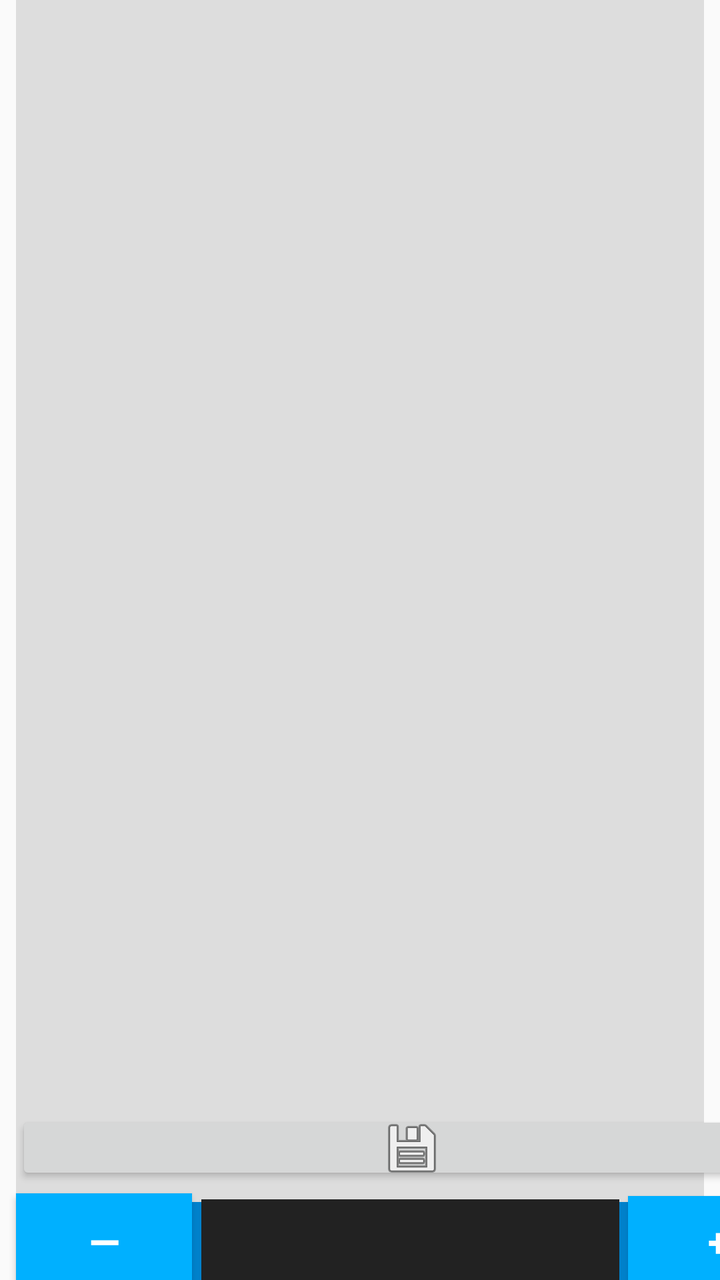
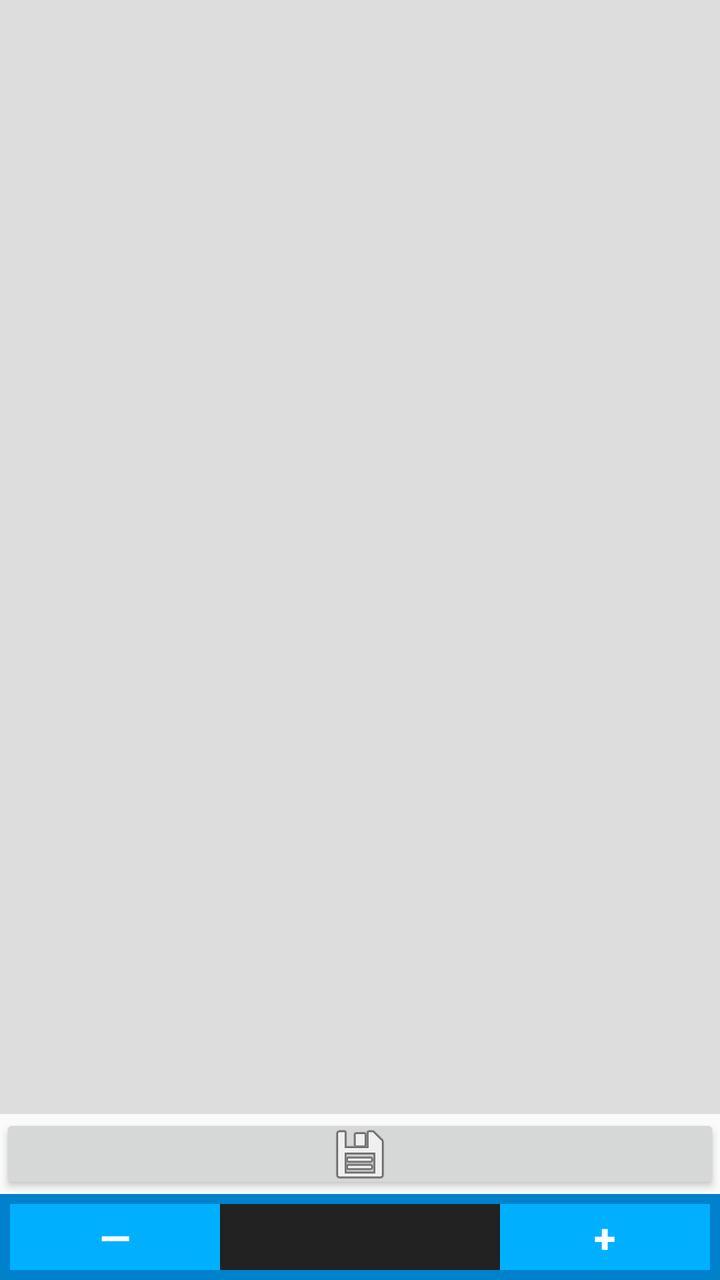

Before-and-after screenshots of an Android layout around one commit, followed by the original layout XML and the change that was made.
<!-- AndroidManifest.xml: application theme AppTheme -->
<!-- res/layout/fragment_give.xml -->
<?xml version="1.0" encoding="utf-8"?>
<androidx.constraintlayout.widget.ConstraintLayout xmlns:android="http://schemas.android.com/apk/res/android"
    xmlns:app="http://schemas.android.com/apk/res-auto"
    xmlns:tools="http://schemas.android.com/tools"
    android:id="@+id/donation_fragment"
    android:layout_width="match_parent"
    android:layout_height="match_parent"
    android:orientation="vertical">

    <androidx.recyclerview.widget.RecyclerView
        android:id="@+id/donation_list"
        android:layout_width="match_parent"
        android:layout_height="628dp"
        android:layout_marginStart="8dp"
        android:layout_marginEnd="8dp"
        android:background="@color/colorNeutral"
        android:paddingTop="4dp"
        android:paddingBottom="4dp"
        app:layoutManager="androidx.recyclerview.widget.LinearLayoutManager"
        app:layout_constraintEnd_toEndOf="parent"
        app:layout_constraintHorizontal_bias="1.0"
        app:layout_constraintStart_toStartOf="parent"
        app:layout_constraintTop_toTopOf="parent"
        tools:listitem="@layout/item_index" />


    <FrameLayout
        android:id="@+id/donation_detail_container"
        android:layout_width="0dp"
        android:layout_height="match_parent"
        android:background="@color/colorNeutral"
        android:visibility="gone"
        app:layout_behavior="@string/appbar_scrolling_view_behavior" />


    <FrameLayout
        android:id="@+id/action_bar_wrapper"
        android:layout_width="396dp"
        android:layout_height="38dp"
        android:layout_marginStart="8dp"
        android:layout_marginEnd="8dp"
        android:layout_marginBottom="8dp"
        app:layout_constraintBottom_toTopOf="@+id/donation_wrapper"
        app:layout_constraintEnd_toEndOf="parent"
        app:layout_constraintHorizontal_bias="0.0"
        app:layout_constraintStart_toStartOf="parent">

        <ImageButton
            android:id="@+id/action_bar"
            style="@style/Widget.AppCompat.Button"
            android:layout_width="match_parent"
            android:layout_height="37dp"
            android:layout_gravity="start|center_vertical"
            android:gravity="center"
            android:src="@drawable/action_save" />

    </FrameLayout>

    <FrameLayout
        android:layout_width="80dp"
        android:layout_height="80dp"
        android:layout_marginStart="8dp"
        android:layout_marginTop="8dp"
        android:layout_marginBottom="8dp"
        app:layout_constraintBottom_toBottomOf="parent"
        app:layout_constraintEnd_toEndOf="@+id/donation_list"
        app:layout_constraintHorizontal_bias="0.485"
        app:layout_constraintStart_toStartOf="@+id/donation_list"
        app:layout_constraintTop_toTopOf="@+id/donation_list"
        app:layout_constraintVertical_bias="0.492">

        <ProgressBar
            android:layout_width="match_parent"
            android:layout_height="match_parent"
            android:id="@+id/save_progress_bar"
            style="?android:attr/progressBarStyleHorizontal"
            android:indeterminate="true"
            android:indeterminateTint="@color/colorAccent"
            android:indeterminateTintMode="src_atop"
            android:visibility="gone"
            app:layout_anchor="@id/action_bar_wrapper"
            app:layout_anchorGravity="top|center_horizontal" />

    </FrameLayout>

    <FrameLayout
        android:id="@+id/donation_wrapper"
        android:layout_width="397dp"
        android:layout_height="39dp"
        android:layout_marginStart="8dp"
        android:layout_marginEnd="8dp"
        android:background="@color/colorPrimaryDark"
        android:gravity="center"
        android:labelFor="@id/donation_amount_text"
        android:orientation="horizontal"
        android:padding="5dp"
        app:layout_constraintBottom_toBottomOf="parent"
        app:layout_constraintEnd_toEndOf="parent"
        app:layout_constraintHorizontal_bias="0.0"
        app:layout_constraintStart_toStartOf="parent" />

    <FrameLayout
        android:id="@+id/donation_amount_label"
        android:layout_width="231dp"
        android:layout_height="42dp"
        android:layout_marginStart="8dp"
        android:layout_marginEnd="8dp"
        android:labelFor="@id/donation_amount_text"
        app:layout_constraintEnd_toStartOf="@+id/donation_increment_button"
        app:layout_constraintStart_toEndOf="@+id/donation_decrement_button"
        app:layout_constraintBottom_toBottomOf="@+id/donation_wrapper"
        app:layout_constraintTop_toTopOf="@+id/donation_wrapper">

        <EditText
            android:id="@+id/donation_amount_text"
            android:layout_width="209dp"
            android:layout_height="match_parent"
            android:layout_gravity="center"
            android:background="@color/colorSlate"
            android:gravity="center"
            android:imeOptions="actionDone"
            android:importantForAutofill="no"
            android:inputType="numberDecimal"
            android:padding="3dp"
            android:textColor="#fff"
            android:textSize="@dimen/text_size_paragraph_title"
            android:textStyle="bold" />

    </FrameLayout>

    <Button
        android:id="@+id/donation_increment_button"
        android:layout_width="91dp"
        android:layout_height="45dp"
        android:background="@color/colorPrimary"
        android:contentDescription="@string/description_increment_donation_text"
        android:gravity="center"
        android:text="@string/symbol_increment_button"
        android:textColor="#fff"
        android:textSize="@dimen/text_size_paragraph_title"
        android:textStyle="bold"
        app:layout_constraintEnd_toEndOf="@+id/donation_wrapper"
        app:layout_constraintBottom_toBottomOf="@+id/donation_wrapper"
        app:layout_constraintTop_toTopOf="@+id/donation_wrapper"/>

    <Button
        android:id="@+id/donation_decrement_button"
        android:layout_width="wrap_content"
        android:layout_height="wrap_content"
        android:background="@color/colorPrimary"
        android:contentDescription="@string/description_decrement_donation_text"
        android:gravity="center"
        android:text="@string/symbol_decrement_button"
        android:textColor="#fff"
        android:textSize="@dimen/text_size_paragraph_title"
        android:textStyle="bold"
        app:layout_constraintStart_toStartOf="@+id/donation_wrapper"
        app:layout_constraintBottom_toBottomOf="@+id/donation_wrapper"
        app:layout_constraintTop_toTopOf="@+id/donation_wrapper"/>

</androidx.constraintlayout.widget.ConstraintLayout>
<!-- res/layout/item_index.xml (included above) -->
<?xml version="1.0" encoding="utf-8"?>
<androidx.constraintlayout.widget.ConstraintLayout
    xmlns:android="http://schemas.android.com/apk/res/android"
    xmlns:app="http://schemas.android.com/apk/res-auto"
    android:id="@+id/spawn_item_view"
    android:layout_width="match_parent"
    android:layout_height="125dp"
    android:layout_margin="1dp"
    android:background="#fff">

    <TextView
        android:id="@+id/spawn_item_primary"
        android:layout_width="0dp"
        android:layout_height="55dp"
        android:layout_margin="4dp"
        android:ellipsize="end"
        android:scrollHorizontally="true"
        android:textAppearance="?attr/textAppearanceListItem"
        android:textSize="@dimen/text_size_paragraph_title"
        app:layout_constraintEnd_toEndOf="parent"
        app:layout_constraintHorizontal_bias="0.473"
        app:layout_constraintStart_toStartOf="parent"
        app:layout_constraintTop_toTopOf="parent" />

    <LinearLayout
        android:id="@+id/spawn_item_details"
        android:layout_width="0dp"
        android:layout_height="64dp"
        android:orientation="vertical"
        android:layout_margin="4dp"
        app:layout_constraintHorizontal_bias="1.0"
        app:layout_constraintEnd_toStartOf="@+id/relativeLayout"
        app:layout_constraintStart_toStartOf="parent"
        app:layout_constraintTop_toBottomOf="@+id/spawn_item_primary"
        app:layout_constraintBottom_toBottomOf="parent">

        <TextView
            android:id="@+id/spawn_item_secondary"
            android:layout_width="match_parent"
            android:layout_height="32dp"
            android:textAppearance="?attr/textAppearanceListItem" />

        <TextView
            android:id="@+id/spawn_item_tertiary"
            android:layout_width="match_parent"
            android:layout_height="32dp"
            android:textAppearance="?attr/textAppearanceListItem"/>

    </LinearLayout>

    <RelativeLayout
        android:id="@+id/relativeLayout"
        android:layout_width="77dp"
        android:layout_height="62dp"
        android:layout_margin="4dp"
        android:gravity="end"
        app:layout_constraintBottom_toBottomOf="parent"
        app:layout_constraintEnd_toEndOf="parent"
        app:layout_constraintHorizontal_bias="1.0"
        app:layout_constraintStart_toEndOf="@+id/spawn_item_details">

        <ImageView
            android:id="@+id/spawn_item_logo"
            android:layout_width="wrap_content"
            android:layout_height="300dp"
            android:adjustViewBounds="true"
            android:contentDescription="@string/description_charity_logo" />

    </RelativeLayout>

</androidx.constraintlayout.widget.ConstraintLayout>
<!-- resources referenced by this layout -->
<resources>
  <color name="colorAccent">#F7BA28</color>
  <color name="colorNeutral">#DDD</color>
  <color name="colorPrimary">#00B0FF</color>
  <color name="colorPrimaryDark">#0081CB</color>
  <color name="colorSlate">#222</color>
  <dimen name="text_size_paragraph_title">20sp</dimen>
  <!-- drawable action_save: png bitmap (drawable-hdpi, 1248 bytes) -->
  <string name="description_charity_logo">This is the logo that corresponds to the listed charity</string>
  <string name="description_decrement_donation_text">Press this button to decrease your total donation amount</string>
  <string name="description_increment_donation_text">Press this button to increase your total donation amount</string>
  <string name="symbol_decrement_button">—</string>
  <string name="symbol_increment_button">+</string>
  <style name="AppTheme" parent="Theme.AppCompat.Light.DarkActionBar">
          <item name="colorPrimary">@color/colorPrimary</item>
          <item name="colorPrimaryDark">@color/colorPrimaryDark</item>
          <item name="colorAccent">@color/colorAccent</item>
          <item name="popupMenuStyle">@style/AppTheme.PopupOverlay</item>
      </style>
  <style name="AppTheme.PopupOverlay" parent="@android:style/Widget.PopupMenu">
          <item name="android:background">@color/colorPrimary</item>
      </style>
</resources>

<!-- the commit's change to res/layout/fragment_give.xml (unified diff, before → after) -->
@@ -1,164 +1,131 @@
 <?xml version="1.0" encoding="utf-8"?>
-<androidx.constraintlayout.widget.ConstraintLayout xmlns:android="http://schemas.android.com/apk/res/android"
+<LinearLayout
+    android:id="@+id/donation_fragment"
+    xmlns:android="http://schemas.android.com/apk/res/android"
     xmlns:app="http://schemas.android.com/apk/res-auto"
     xmlns:tools="http://schemas.android.com/tools"
-    android:id="@+id/donation_fragment"
     android:layout_width="match_parent"
     android:layout_height="match_parent"
     android:orientation="vertical">
 
-    <androidx.recyclerview.widget.RecyclerView
-        android:id="@+id/donation_list"
-        android:layout_width="match_parent"
-        android:layout_height="628dp"
-        android:layout_marginStart="8dp"
-        android:layout_marginEnd="8dp"
-        android:background="@color/colorNeutral"
-        android:paddingTop="4dp"
-        android:paddingBottom="4dp"
-        app:layoutManager="androidx.recyclerview.widget.LinearLayoutManager"
-        app:layout_constraintEnd_toEndOf="parent"
-        app:layout_constraintHorizontal_bias="1.0"
-        app:layout_constraintStart_toStartOf="parent"
-        app:layout_constraintTop_toTopOf="parent"
-        tools:listitem="@layout/item_index" />
-
-
-    <FrameLayout
-        android:id="@+id/donation_detail_container"
-        android:layout_width="0dp"
-        android:layout_height="match_parent"
-        android:background="@color/colorNeutral"
+    <LinearLayout
+        android:layout_width="match_parent"
+        android:layout_height="0dp"
+        android:layout_weight=".8"
+        android:orientation="horizontal">
+
+        <androidx.recyclerview.widget.RecyclerView
+            android:id="@+id/donation_list"
+            android:layout_width="match_parent"
+            android:layout_height="match_parent"
+            android:paddingTop="4dp"
+            android:paddingBottom="4dp"
+            android:background="@color/colorNeutral"
+            app:layoutManager="androidx.recyclerview.widget.LinearLayoutManager"
+            tools:listitem="@layout/item_index"/>
+
+        <FrameLayout
+            android:id="@+id/donation_detail_container"
+            android:layout_width="match_parent"
+            android:layout_height="match_parent"
+            android:visibility="gone"
+            android:background="@color/colorNeutral"
+            app:layout_behavior="@string/appbar_scrolling_view_behavior" />
+
+    </LinearLayout>
+
+    <ProgressBar
+        android:id="@+id/save_progress_bar"
+        android:layout_width="match_parent"
+        android:layout_height="16dp"
+        android:indeterminate="true"
+        android:indeterminateTintMode="src_atop"
+        android:indeterminateTint="@color/colorAccent"
         android:visibility="gone"
-        app:layout_behavior="@string/appbar_scrolling_view_behavior" />
-
+        app:layout_anchor="@id/action_bar_wrapper"
+        app:layout_anchorGravity="top|center_horizontal"
+        style="?android:attr/progressBarStyleHorizontal" />
 
     <FrameLayout
         android:id="@+id/action_bar_wrapper"
-        android:layout_width="396dp"
-        android:layout_height="38dp"
-        android:layout_marginStart="8dp"
-        android:layout_marginEnd="8dp"
-        android:layout_marginBottom="8dp"
-        app:layout_constraintBottom_toTopOf="@+id/donation_wrapper"
-        app:layout_constraintEnd_toEndOf="parent"
-        app:layout_constraintHorizontal_bias="0.0"
-        app:layout_constraintStart_toStartOf="parent">
+        android:layout_width="match_parent"
+        android:layout_height="wrap_content">
 
         <ImageButton
             android:id="@+id/action_bar"
-            style="@style/Widget.AppCompat.Button"
-            android:layout_width="match_parent"
-            android:layout_height="37dp"
+            android:layout_width="match_parent"
+            android:layout_height="40dp"
             android:layout_gravity="start|center_vertical"
             android:gravity="center"
-            android:src="@drawable/action_save" />
+            android:src="@drawable/action_save"
+            style="@style/Widget.AppCompat.Button"/>
 
     </FrameLayout>
 
-    <FrameLayout
-        android:layout_width="80dp"
-        android:layout_height="80dp"
-        android:layout_marginStart="8dp"
-        android:layout_marginTop="8dp"
-        android:layout_marginBottom="8dp"
-        app:layout_constraintBottom_toBottomOf="parent"
-        app:layout_constraintEnd_toEndOf="@+id/donation_list"
-        app:layout_constraintHorizontal_bias="0.485"
-        app:layout_constraintStart_toStartOf="@+id/donation_list"
-        app:layout_constraintTop_toTopOf="@+id/donation_list"
-        app:layout_constraintVertical_bias="0.492">
-
-        <ProgressBar
-            android:layout_width="match_parent"
-            android:layout_height="match_parent"
-            android:id="@+id/save_progress_bar"
-            style="?android:attr/progressBarStyleHorizontal"
-            android:indeterminate="true"
-            android:indeterminateTint="@color/colorAccent"
-            android:indeterminateTintMode="src_atop"
-            android:visibility="gone"
-            app:layout_anchor="@id/action_bar_wrapper"
-            app:layout_anchorGravity="top|center_horizontal" />
-
-    </FrameLayout>
-
-    <FrameLayout
+    <LinearLayout
         android:id="@+id/donation_wrapper"
-        android:layout_width="397dp"
-        android:layout_height="39dp"
-        android:layout_marginStart="8dp"
-        android:layout_marginEnd="8dp"
+        android:layout_width="match_parent"
+        android:layout_height="wrap_content"
         android:background="@color/colorPrimaryDark"
+        android:padding="5dp"
         android:gravity="center"
-        android:labelFor="@id/donation_amount_text"
-        android:orientation="horizontal"
-        android:padding="5dp"
-        app:layout_constraintBottom_toBottomOf="parent"
-        app:layout_constraintEnd_toEndOf="parent"
-        app:layout_constraintHorizontal_bias="0.0"
-        app:layout_constraintStart_toStartOf="parent" />
-
-    <FrameLayout
-        android:id="@+id/donation_amount_label"
-        android:layout_width="231dp"
-        android:layout_height="42dp"
-        android:layout_marginStart="8dp"
-        android:layout_marginEnd="8dp"
-        android:labelFor="@id/donation_amount_text"
-        app:layout_constraintEnd_toStartOf="@+id/donation_increment_button"
-        app:layout_constraintStart_toEndOf="@+id/donation_decrement_button"
-        app:layout_constraintBottom_toBottomOf="@+id/donation_wrapper"
-        app:layout_constraintTop_toTopOf="@+id/donation_wrapper">
-
-        <EditText
-            android:id="@+id/donation_amount_text"
-            android:layout_width="209dp"
-            android:layout_height="match_parent"
-            android:layout_gravity="center"
-            android:background="@color/colorSlate"
+        android:orientation="horizontal">
+
+        <Button
+            android:id="@+id/donation_decrement_button"
+            android:layout_width="0dp"
+            android:layout_height="match_parent"
+            android:layout_weight=".3"
+            android:layout_gravity="start"
             android:gravity="center"
-            android:imeOptions="actionDone"
-            android:importantForAutofill="no"
-            android:inputType="numberDecimal"
-            android:padding="3dp"
+            android:background="@color/colorPrimary"
+            android:textSize="@dimen/text_size_paragraph_title"
             android:textColor="#fff"
+            android:textStyle="bold"
+            android:text="@string/symbol_decrement_button"
+            android:contentDescription="@string/description_decrement_donation_text"/>
+
+        <FrameLayout
+            android:id="@+id/donation_amount_label"
+            android:layout_width="0dp"
+            android:layout_height="wrap_content"
+            android:layout_weight=".4"
+            android:labelFor="@id/donation_amount_text">
+
+            <EditText
+                android:id="@+id/donation_amount_text"
+                android:layout_width="match_parent"
+                android:layout_height="wrap_content"
+                android:padding="3dp"
+                android:layout_gravity="center"
+                android:background="@color/colorSlate"
+                android:gravity="center"
+                android:textSize="@dimen/text_size_paragraph_title"
+                android:textStyle="bold"
+                android:textColor="#fff"
+                android:inputType="numberDecimal"
+                android:imeOptions="actionDone"
+                android:importantForAutofill="no"/>
+
+        </FrameLayout>
+
+        <Button
+            android:id="@+id/donation_increment_button"
+            android:layout_width="0dp"
+            android:layout_height="match_parent"
+            android:layout_weight=".3"
+            android:layout_gravity="end"
+            android:gravity="center"
+            android:background="@color/colorPrimary"
             android:textSize="@dimen/text_size_paragraph_title"
-            android:textStyle="bold" />
-
-    </FrameLayout>
-
-    <Button
-        android:id="@+id/donation_increment_button"
-        android:layout_width="91dp"
-        android:layout_height="45dp"
-        android:background="@color/colorPrimary"
-        android:contentDescription="@string/description_increment_donation_text"
-        android:gravity="center"
-        android:text="@string/symbol_increment_button"
-        android:textColor="#fff"
-        android:textSize="@dimen/text_size_paragraph_title"
-        android:textStyle="bold"
-        app:layout_constraintEnd_toEndOf="@+id/donation_wrapper"
-        app:layout_constraintBottom_toBottomOf="@+id/donation_wrapper"
-        app:layout_constraintTop_toTopOf="@+id/donation_wrapper"/>
-
-    <Button
-        android:id="@+id/donation_decrement_button"
-        android:layout_width="wrap_content"
-        android:layout_height="wrap_content"
-        android:background="@color/colorPrimary"
-        android:contentDescription="@string/description_decrement_donation_text"
-        android:gravity="center"
-        android:text="@string/symbol_decrement_button"
-        android:textColor="#fff"
-        android:textSize="@dimen/text_size_paragraph_title"
-        android:textStyle="bold"
-        app:layout_constraintStart_toStartOf="@+id/donation_wrapper"
-        app:layout_constraintBottom_toBottomOf="@+id/donation_wrapper"
-        app:layout_constraintTop_toTopOf="@+id/donation_wrapper"/>
-
-</androidx.constraintlayout.widget.ConstraintLayout>
+            android:textColor="#fff"
+            android:textStyle="bold"
+            android:text="@string/symbol_increment_button"
+            android:contentDescription="@string/description_increment_donation_text"/>
+
+    </LinearLayout>
+
+</LinearLayout>
 <!-- res/layout/item_index.xml (included above) -->
 <?xml version="1.0" encoding="utf-8"?>
 <androidx.constraintlayout.widget.ConstraintLayout
